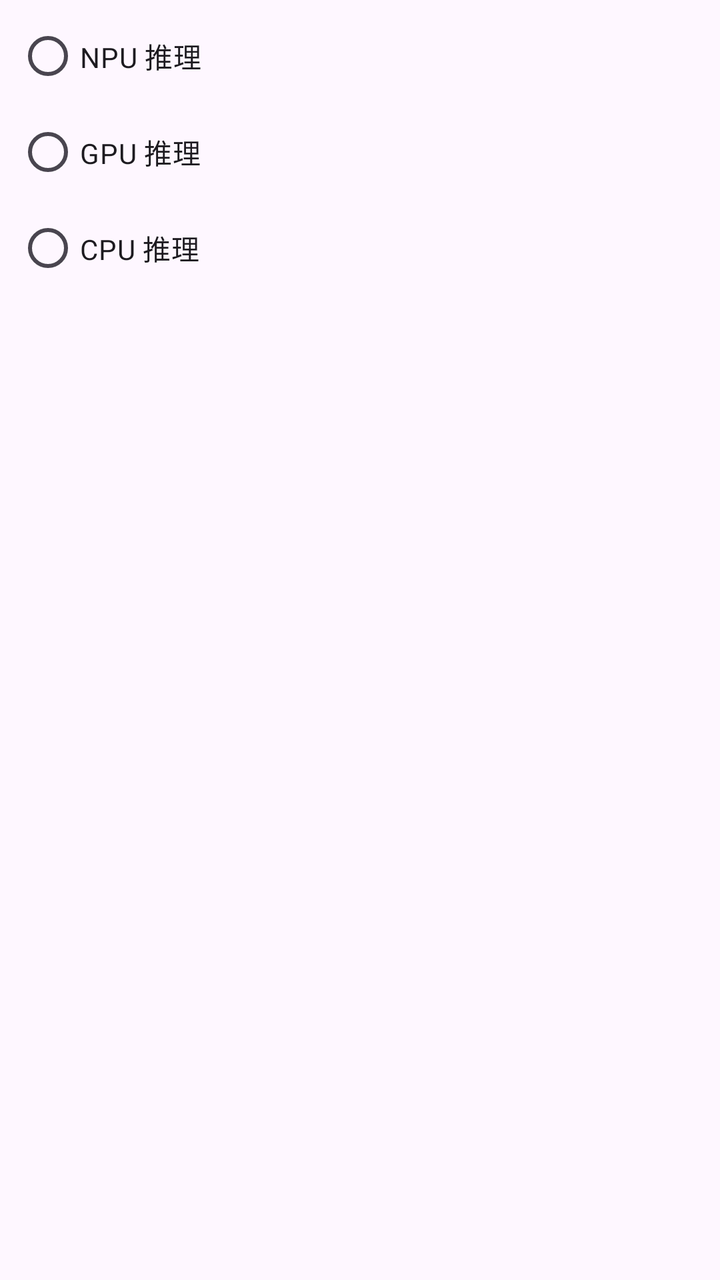
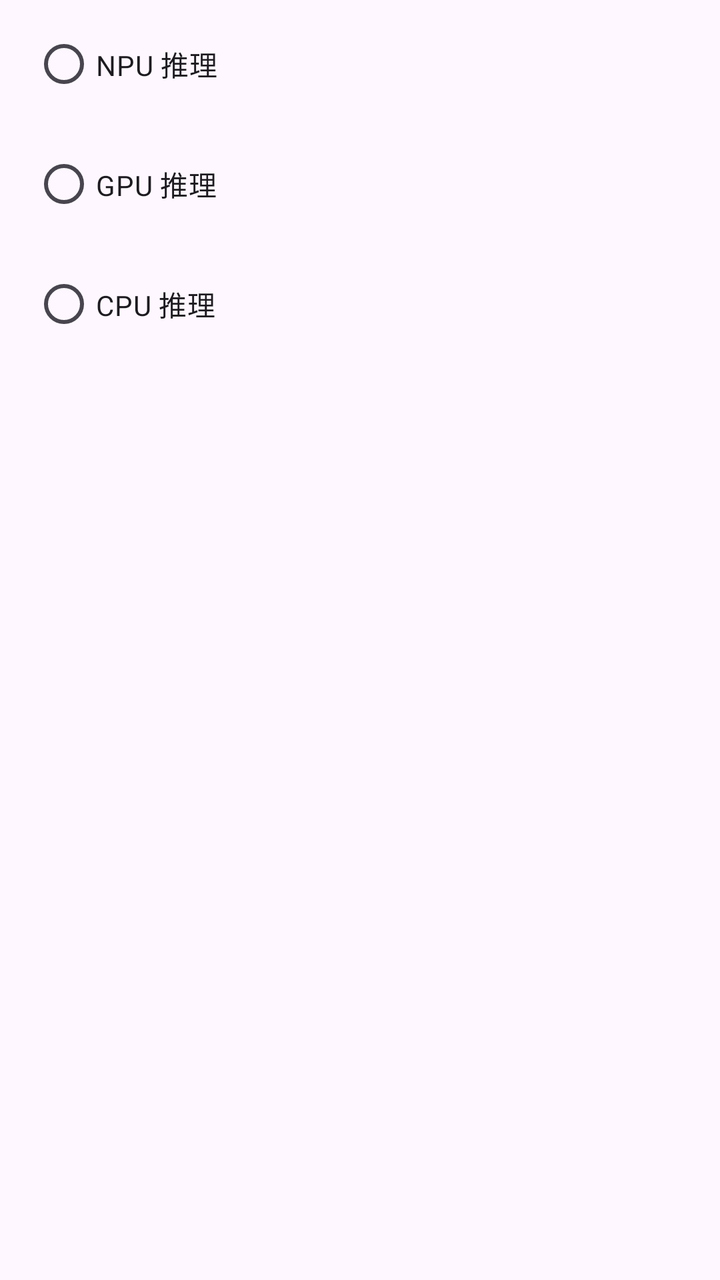

Before-and-after screenshots of an Android layout around one commit, followed by the original layout XML and the change that was made.
<!-- AndroidManifest.xml: application theme Theme.FPlus -->
<!-- res/layout/settings_child_backend.xml -->
<?xml version="1.0" encoding="utf-8"?>
<RadioGroup xmlns:android="http://schemas.android.com/apk/res/android"
    android:id="@+id/radio_backend"
    android:layout_width="match_parent"
    android:layout_height="wrap_content"
    android:orientation="vertical"
    android:paddingStart="8dp"
    android:paddingTop="4dp"
    android:paddingBottom="8dp">

    <RadioButton
        android:id="@+id/radio_npu"
        android:layout_width="wrap_content"
        android:layout_height="wrap_content"
        android:text="@string/backend_npu" />

    <RadioButton
        android:id="@+id/radio_gpu"
        android:layout_width="wrap_content"
        android:layout_height="wrap_content"
        android:text="@string/backend_gpu" />

    <RadioButton
        android:id="@+id/radio_cpu"
        android:layout_width="wrap_content"
        android:layout_height="wrap_content"
        android:text="@string/backend_cpu" />
</RadioGroup>
<!-- resources referenced by this layout -->
<resources>
  <string name="backend_cpu">CPU 推理</string>
  <string name="backend_gpu">GPU 推理</string>
  <string name="backend_npu">NPU 推理</string>
  <style name="Theme.FPlus" parent="Base.Theme.FPlus" />
  <style name="Base.Theme.FPlus" parent="Theme.Material3.DayNight.NoActionBar">
          <item name="colorPrimary">@color/accent</item>
  
          
          <item name="shapeAppearanceCornerExtraSmall">@style/ShapeAppearance.FPlus.NoCorner</item>
          <item name="shapeAppearanceCornerSmall">@style/ShapeAppearance.FPlus.NoCorner</item>
          <item name="shapeAppearanceCornerMedium">@style/ShapeAppearance.FPlus.NoCorner</item>
          <item name="shapeAppearanceCornerLarge">@style/ShapeAppearance.FPlus.NoCorner</item>
          <item name="shapeAppearanceCornerExtraLarge">@style/ShapeAppearance.FPlus.NoCorner</item>
      </style>
  <color name="accent">#38BDF8</color>
  <style name="ShapeAppearance.FPlus.NoCorner" parent="ShapeAppearance.Material3.Corner.Small">
          <item name="cornerFamily">rounded</item>
          <item name="cornerSize">0dp</item>
      </style>
</resources>

<!-- the commit's change to res/layout/settings_child_backend.xml (unified diff, before → after) -->
@@ -4,20 +4,23 @@
     android:layout_width="match_parent"
     android:layout_height="wrap_content"
     android:orientation="vertical"
-    android:paddingStart="8dp"
-    android:paddingTop="4dp"
-    android:paddingBottom="8dp">
+    android:paddingStart="16dp"
+    android:paddingTop="8dp"
+    android:paddingEnd="16dp"
+    android:paddingBottom="16dp">
 
     <RadioButton
         android:id="@+id/radio_npu"
         android:layout_width="wrap_content"
         android:layout_height="wrap_content"
+        android:layout_marginBottom="12dp"
         android:text="@string/backend_npu" />
 
     <RadioButton
         android:id="@+id/radio_gpu"
         android:layout_width="wrap_content"
         android:layout_height="wrap_content"
+        android:layout_marginBottom="12dp"
         android:text="@string/backend_gpu" />
 
     <RadioButton
